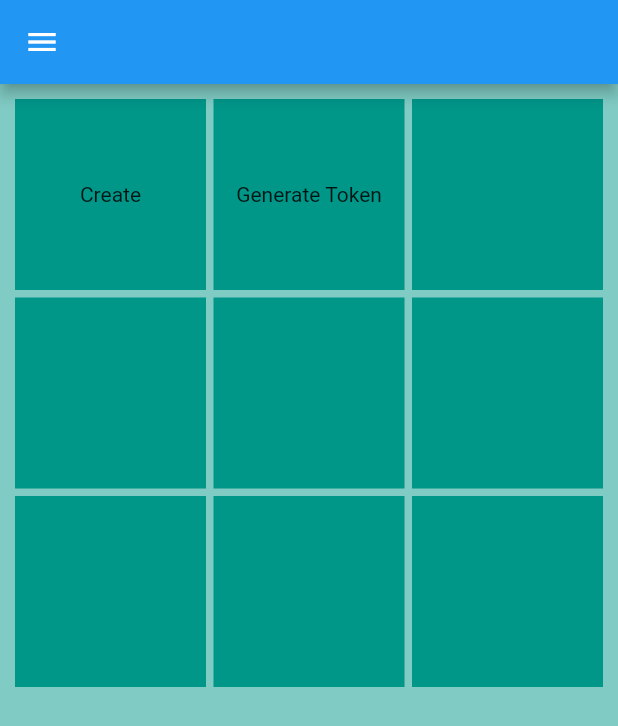
After one commit to Community-CPP/Community, a Flutter app: the AdminDashboard screen opened directly, after a tap on "Create", on a phone screen of 412 x 824 dp. The commit adds this screen. Shown: the top 726 px of the screen. Run offline on Flutter 3.47's test engine with Material 2 defaults, Android fonts, the phone set to English and light mode, and no system bars; our stand-ins replace cloud_firestore, firebase_auth, random_string; missing offline and left inert: credit_card; accounts and stored records are empty; network calls fail.

Commit message:
Generate community info, tokenIDs, admin UI added w/ functionality, signup w/ option to create or join community

```diff
--- /dev/null
+++ b/Mobile/community_app/lib/AdminDashboard.dart
@@ -0,0 +1,293 @@
+import 'package:cloud_firestore/cloud_firestore.dart';
+import 'package:community_app/MyAccount.dart';
+import 'package:community_app/ScheduleMaintenance.dart';
+import 'package:flutter/material.dart';
+import 'package:community_app/Login.dart';
+import 'package:flutter/cupertino.dart';
+import './payment.dart';
+import 'auth.dart';
+import 'package:random_string/random_string.dart';
+import 'dart:math';
+
+import 'package:flutter_staggered_grid_view/flutter_staggered_grid_view.dart';
+
+class AdminDashboard extends StatefulWidget {
+  @override
+  _AdminDashboardState createState() => _AdminDashboardState();
+}
+
+class _AdminDashboardState extends State<AdminDashboard>{
+  AuthService _auth = new AuthService();
+
+  //MyItems method
+  GestureDetector myItems(IconData icon, String heading, int color,Function onTap)
+  {
+    return GestureDetector(
+      onTap: onTap,
+      child: Material(
+      color: Colors.white,
+      elevation: 14.0,
+      shadowColor: Color(0xFF757575),//Color(0x802196F3),
+      borderRadius: BorderRadius.circular(24.0),
+      child: Center(
+        child: Padding(
+          padding: const EdgeInsets.all(8.0),
+          child: Row(
+            mainAxisAlignment: MainAxisAlignment.center,
+            children: <Widget>[
+              Column(
+                mainAxisAlignment: MainAxisAlignment.center,
+                children: <Widget>[
+
+                  //text
+                  Padding(
+                    padding: const EdgeInsets.all(8.0),
+                    child: Text(heading,
+                    style: TextStyle(
+                      color: new Color(color),
+                      fontSize: 15.0,
+                    ),
+                    ),
+                  ),
+
+                  MaterialButton(
+                    color: new Color(color),
+                      shape: RoundedRectangleBorder(borderRadius: new BorderRadius.circular(30.0)),
+                    child: Padding(
+                      padding: const EdgeInsets.all(16.0),
+                      child: Icon(icon, size: 30.0,),
+                    ),
+                  ),
+
+                ]
+              )
+    ]
+          ),
+        ),
+      ),
+    ),
+    );
+  }
+  var communitiesDB = Firestore.instance.collection('communities');
+  var tokensDB = Firestore.instance.collection('tokens');
+
+  void generateCommunity() {
+    String name; String street; String city; int zip; int capacity;
+    name="omar";
+    street="123 Pedro st";
+    city="pomona";
+    zip=12345;
+    capacity=100;
+
+    print("beginning on tap");
+    communitiesDB.add({
+      'capacity':capacity,
+      'city':city,
+      'name':name,
+      'street':street,
+      'tenants':[],
+      'tokenIDs':[],
+      'zip':zip
+    });
+
+  }
+
+  void generateToken(String commUID) async {
+    String token = randomAlphaNumeric(8);
+    var  date = DateTime.now();
+
+    await tokensDB.document(token).get().then((doc) async {
+      if(doc.exists) {
+        generateToken(commUID);
+      }
+      else {
+        var tokenIDs = [];
+      // get current list
+      await communitiesDB.document(commUID).get().then((doc){
+          if(doc.data['tokenIDs'].length > 0) {
+            tokenIDs = doc.data['tokenIDs'];
+          }
+        });
+
+      //push new token
+      tokenIDs.add(token);
+
+      // update community token ids
+      await communitiesDB.document(commUID).updateData({
+        'tokenIDs':tokenIDs
+      });
+
+      // update tokens db
+      await tokensDB.document(token).setData({
+        'community': commUID,
+        'time': date,
+        'inuse': false,
+      });
+      }
+    });
+
+
+  }
+
+  @override
+  Widget build(BuildContext context) {
+    _auth.getUser().then((value){
+      //will execute after response, value is response
+      //print(value);
+      if(value == null){
+        Navigator.pop(context);
+      }
+      });
+    return Scaffold(
+      appBar: AppBar(),
+      drawer: new Drawer(
+            child: ListView(
+                children: <Widget>[
+                  new UserAccountsDrawerHeader(
+                    accountName: new Text('Jon'),
+                    accountEmail: new Text('testemail@test.com'),
+                    currentAccountPicture: new CircleAvatar(
+                      backgroundImage: new NetworkImage(''), //insert image line
+                    ),
+                  ),
+                  new ListTile(
+                    title: new Text('Make a Payment'),
+                    onTap: () {
+                      Navigator.of(context).pop();
+                      Navigator.push(context, new MaterialPageRoute(
+                          builder: (BuildContext context) => new Payment()));
+                    },
+                  ),
+                  new Divider(
+                    color: Colors.black,
+                    height: 5.0,
+                  ),
+                  new ListTile(
+                    title: new Text('Schedule Maintenance'),
+                    onTap: () {
+                      Navigator.of(context).pop();
+                      Navigator.push(context, new MaterialPageRoute(
+                          builder: (BuildContext context) => new ScheduleMaintenance()));
+                    },
+                    ),
+                  new Divider(
+                    color: Colors.black,
+                    height: 5.0,
+                  ),
+                  new ListTile(
+                    title: new Text('My Account'),
+                    onTap: () {
+                      Navigator.of(context).pop();
+                      Navigator.push(context, new MaterialPageRoute(
+                          builder: (BuildContext context) => new MyAccount()));
+                    },
+                  ),
+                  new Divider(
+                    color: Colors.black,
+                    height: 5.0,
+                  ),
+                  new ListTile(
+                    title: new Text('Sign Out'),
+                    onTap: (){
+                       _auth.signOut();
+                      Navigator.popUntil(context, (Route<dynamic> route) => route.isFirst);
+                      //Navigator.of(context).pop();
+                      //Navigator.push(context, new MaterialPageRoute(
+                          //builder: (BuildContext context) => new Login()));
+                    },
+                  ),
+                ]
+            )
+        ),
+      body: Column(
+        children: <Widget>[
+
+          Expanded(
+            child: Container(
+              color: Colors.teal[200],
+              height: MediaQuery.of(context).size.height/1.5,
+              child: GridView.count(
+                primary: false,
+                padding: EdgeInsets.all(10),
+                crossAxisSpacing: 5,
+                mainAxisSpacing: 5,
+                crossAxisCount: 3,
+                children: <Widget>[
+                  GestureDetector(
+                    onTap: () {
+                      generateCommunity();
+                    },
+                    child: Container(
+                      padding: const EdgeInsets.all(2),
+                      color: Colors.teal[500],
+                      child: Center(child: Text("Create"),),
+                    ),
+                  ),
+                  GestureDetector(
+                    onTap: () { generateToken("eIHKllJbs790GyrqDudf") ;},
+                    child: Container(
+                      padding: const EdgeInsets.all(2),
+                      color: Colors.teal[500],
+                      child: Center(child: Text("Generate Token"),),
+                    ),
+                  ),
+                  GestureDetector(
+                    onTap: () { },
+                    child: Container(
+                      padding: const EdgeInsets.all(2),
+                      color: Colors.teal[500],
+                    ),
+                  ),
+                  GestureDetector(
+                    onTap: () { },
+                    child: Container(
+                      padding: const EdgeInsets.all(2),
+                      color: Colors.teal[500],
+                    ),
+                  ),
+                  GestureDetector(
+                    onTap: () { },
+                    child: Container(
+                      padding: const EdgeInsets.all(2),
+                      color: Colors.teal[500],
+                    ),
+                  ),
+                  GestureDetector(
+                    onTap: () { },
+                    child: Container(
+                      padding: const EdgeInsets.all(2),
+                      color: Colors.teal[500],
+                    ),
+                  ),
+                  GestureDetector(
+                    onTap: () { },
+                    child: Container(
+                      padding: const EdgeInsets.all(2),
+                      color: Colors.teal[500],
+                    ),
+                  ),
+                  GestureDetector(
+                    onTap: () { },
+                    child: Container(
+                      padding: const EdgeInsets.all(2),
+                      color: Colors.teal[500],
+                    ),
+                  ),
+                  GestureDetector(
+                    onTap: () { },
+                    child: Container(
+                      padding: const EdgeInsets.all(2),
+                      color: Colors.teal[500],
+                    ),
+                  ),
+                ],
+              ),
+            ),
+          ),
+
+        ],
+      ),
+
+    );
+  }
+}
--- a/Mobile/community_app/lib/auth.dart
+++ b/Mobile/community_app/lib/auth.dart
@@ -42,9 +42,12 @@ class AuthService {
       //await  DatabaseService(uid: user.uid).setUserData(fname, lname,user.email,0);
       Firestore.instance.collection('users').document(user.uid).setData({
       'category' : category,
+      'communities' : [],
       'first' : fname,
       'last' : lname,
       'email' : email,
+      'privateMessages' : [],
+      'publicMessages' : [],
       //'favoriteSpots' : <String>[],
       //'mySpots' : <String>[],
     });
--- a/Mobile/community_app/pubspec.yaml
+++ b/Mobile/community_app/pubspec.yaml
@@ -26,7 +26,7 @@ dependencies:
   # For example, to use Firebase Authentication and Cloud Firestore
   firebase_auth: ^0.14.0+5
   cloud_firestore: ^0.12.9+5
-
+  random_string: ^2.0.1
 
   # The following adds the Cupertino Icons font to your application.
   # Use with the CupertinoIcons class for iOS style icons.
```
Also changed, not shown: Mobile/community_app/lib/Dashboard.dart (+20 -20 lines), Mobile/community_app/lib/Login.dart (+44 -10 lines), Mobile/community_app/lib/SignUp.dart (+26 -4 lines), Mobile/community_app/pubspec.lock, 3 other files.
